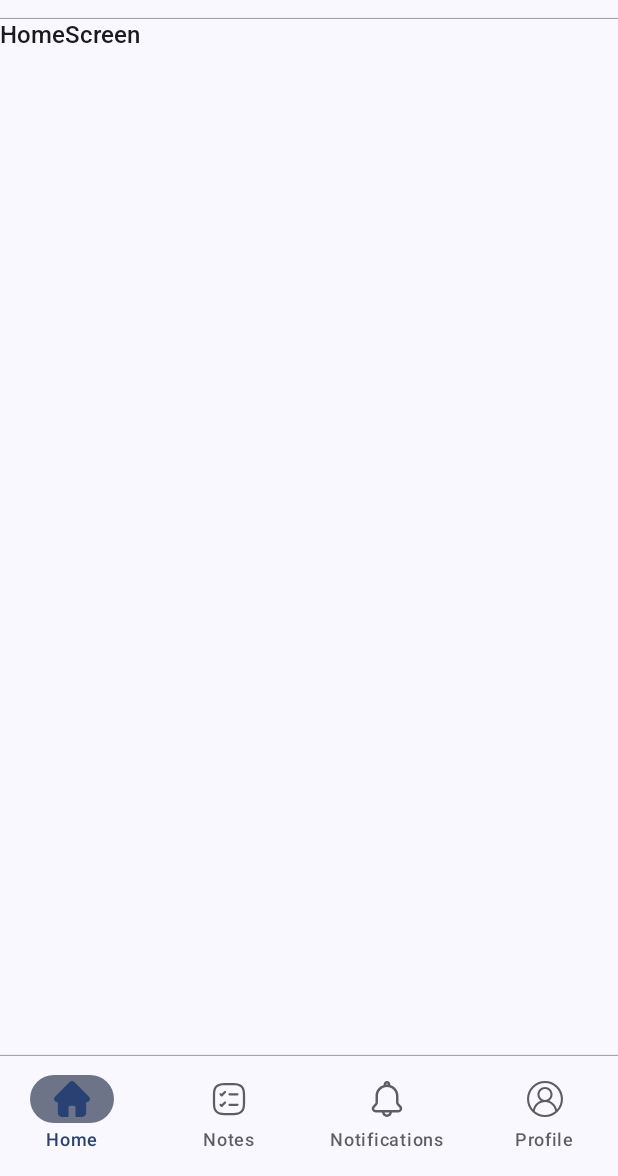
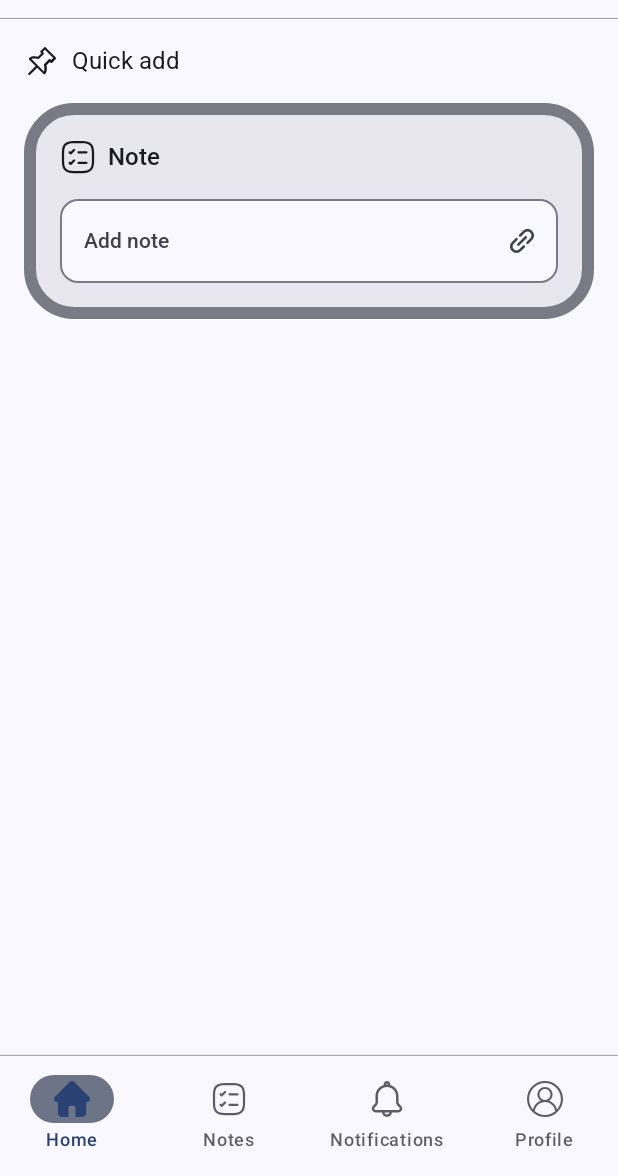
Before and after one commit to Chris-KH/WorkNestApp, an Android app built with Jetpack Compose: the composable HomeScreen shown on its own in the app's theme, on a phone screen of 412 x 824 dp, the part 60-1236 px from its top. Run offline under Robolectric (Android 15) with nearby library versions, the phone set to English and light mode, and no system bars; Roboto replaces fonts that are not available here; 1 statement that could not run was skipped.

Commit message:
Quick add input field in home screen

```diff
--- a/app/src/main/java/com/apcs/worknestapp/ui/screens/home/HomeScreen.kt
+++ b/app/src/main/java/com/apcs/worknestapp/ui/screens/home/HomeScreen.kt
@@ -1,12 +1,20 @@
 package com.apcs.worknestapp.ui.screens.home
 
+import androidx.compose.foundation.interaction.MutableInteractionSource
+import androidx.compose.foundation.interaction.collectIsFocusedAsState
 import androidx.compose.foundation.layout.Box
+import androidx.compose.foundation.layout.fillMaxWidth
 import androidx.compose.foundation.layout.padding
 import androidx.compose.material3.MaterialTheme
 import androidx.compose.material3.Scaffold
 import androidx.compose.material3.Text
 import androidx.compose.runtime.Composable
+import androidx.compose.runtime.getValue
+import androidx.compose.runtime.mutableStateOf
+import androidx.compose.runtime.remember
+import androidx.compose.runtime.setValue
 import androidx.compose.ui.Modifier
+import androidx.compose.ui.platform.LocalFocusManager
 import androidx.navigation.NavHostController
 import com.apcs.worknestapp.ui.components.bottombar.MainBottomBar
 import com.apcs.worknestapp.ui.components.topbar.TopBarHomeScreen
@@ -17,6 +25,12 @@ fun HomeScreen(
     navController: NavHostController,
     modifier: Modifier = Modifier,
 ) {
+    val focusManager = LocalFocusManager.current
+
+    var value by remember { mutableStateOf("") }
+    val interactionSource = remember { MutableInteractionSource() }
+    val isFocused by interactionSource.collectIsFocusedAsState()
+
     Scaffold(
         topBar = {
             TopBarHomeScreen(navController = navController)
@@ -31,9 +45,18 @@ fun HomeScreen(
         modifier = modifier,
     ) { innerPadding ->
         Box(
-            modifier = Modifier.padding(innerPadding),
+            modifier = Modifier
+                .padding(innerPadding)
+                .fillMaxWidth(),
         ) {
-            Text(text = "HomeScreen")
+            QuickAddNoteInput(
+                value = value,
+                onValueChange = { value = it },
+                onCancel = { focusManager.clearFocus() },
+                onAdd = {},
+                isFocused = isFocused,
+                interactionSource = interactionSource,
+            )
         }
     }
 
--- /dev/null
+++ b/app/src/main/java/com/apcs/worknestapp/ui/screens/home/QuickAddNoteInput.kt
@@ -0,0 +1,163 @@
+package com.apcs.worknestapp.ui.screens.home
+
+import androidx.compose.foundation.background
+import androidx.compose.foundation.border
+import androidx.compose.foundation.interaction.MutableInteractionSource
+import androidx.compose.foundation.layout.Arrangement
+import androidx.compose.foundation.layout.Column
+import androidx.compose.foundation.layout.Row
+import androidx.compose.foundation.layout.Spacer
+import androidx.compose.foundation.layout.fillMaxWidth
+import androidx.compose.foundation.layout.height
+import androidx.compose.foundation.layout.padding
+import androidx.compose.foundation.layout.size
+import androidx.compose.foundation.layout.width
+import androidx.compose.foundation.shape.RoundedCornerShape
+import androidx.compose.material3.Icon
+import androidx.compose.material3.IconButton
+import androidx.compose.material3.MaterialTheme
+import androidx.compose.material3.OutlinedTextField
+import androidx.compose.material3.OutlinedTextFieldDefaults
+import androidx.compose.material3.Text
+import androidx.compose.material3.TextButton
+import androidx.compose.runtime.Composable
+import androidx.compose.ui.Alignment
+import androidx.compose.ui.Modifier
+import androidx.compose.ui.res.painterResource
+import androidx.compose.ui.text.TextStyle
+import androidx.compose.ui.text.font.FontWeight
+import androidx.compose.ui.unit.dp
+import androidx.compose.ui.unit.sp
+import com.apcs.worknestapp.R
+
+@Composable
+fun QuickAddNoteInput(
+    value: String,
+    onValueChange: (String) -> Unit,
+    onCancel: () -> Unit,
+    onAdd: () -> Unit,
+    isFocused: Boolean,
+    interactionSource: MutableInteractionSource,
+) {
+    Column(
+        modifier = Modifier
+            .fillMaxWidth()
+            .padding(16.dp)
+    ) {
+        Row(
+            verticalAlignment = Alignment.CenterVertically,
+        ) {
+            Icon(
+                painter = painterResource(R.drawable.outline_pin),
+                contentDescription = null,
+                modifier = Modifier.size(24.dp)
+            )
+            Spacer(modifier = Modifier.width(8.dp))
+            Text(
+                text = "Quick add",
+                fontSize = 16.sp,
+                lineHeight = 16.sp,
+                fontWeight = FontWeight.Normal,
+            )
+        }
+        Spacer(modifier = Modifier.height(16.dp))
+        Column(
+            modifier = Modifier
+                .fillMaxWidth()
+                .border(
+                    width = 8.dp,
+                    color = MaterialTheme.colorScheme.outlineVariant,
+                    shape = RoundedCornerShape(50f),
+                )
+                .background(
+                    color = MaterialTheme.colorScheme.surfaceContainerHigh,
+                    shape = RoundedCornerShape(50f),
+                )
+                .padding(24.dp),
+        ) {
+            Row(
+                modifier = Modifier.fillMaxWidth(),
+                verticalAlignment = Alignment.CenterVertically,
+                horizontalArrangement = Arrangement.SpaceBetween,
+            ) {
+                Row(
+                    verticalAlignment = Alignment.CenterVertically,
+                ) {
+                    Icon(
+                        painter = painterResource(R.drawable.outline_note),
+                        contentDescription = "Note",
+                        modifier = Modifier.size(24.dp)
+                    )
+                    Spacer(modifier = Modifier.width(8.dp))
+                    Text(
+                        text = "Note",
+                        fontSize = 16.sp,
+                        lineHeight = 16.sp,
+                        fontWeight = FontWeight.Medium,
+                    )
+                }
+            }
+            Spacer(modifier = Modifier.height(16.dp))
+            OutlinedTextField(
+                value = value,
+                onValueChange = { onValueChange(it) },
+                label = null,
+                interactionSource = interactionSource,
+                textStyle = TextStyle(
+                    fontSize = 14.sp,
+                    lineHeight = 14.sp,
+                    fontWeight = FontWeight.Normal,
+                ),
+                placeholder = {
+                    Text(
+                        text = "Add note",
+                        fontSize = 14.sp,
+                        lineHeight = 14.sp,
+                        fontWeight = FontWeight.Medium,
+                    )
+                },
+                trailingIcon = {
+                    IconButton(
+                        onClick = {},
+                    ) {
+                        Icon(
+                            painter = painterResource(R.drawable.outline_link),
+                            contentDescription = null,
+                            modifier = Modifier.size(16.dp)
+                        )
+                    }
+                },
+                maxLines = 4,
+                shape = RoundedCornerShape(12.dp),
+                colors = OutlinedTextFieldDefaults.colors(
+                    focusedContainerColor = MaterialTheme.colorScheme.surface,
+                    unfocusedContainerColor = MaterialTheme.colorScheme.surface,
+                    unfocusedBorderColor = MaterialTheme.colorScheme.outlineVariant,
+                    focusedBorderColor = MaterialTheme.colorScheme.outlineVariant,
+                    focusedLabelColor = MaterialTheme.colorScheme.primary,
+                ),
+                modifier = Modifier.fillMaxWidth(),
+            )
+            if (isFocused) {
+                Spacer(modifier = Modifier.height(8.dp))
+                Row(
+                    modifier = Modifier.fillMaxWidth(),
+                    verticalAlignment = Alignment.CenterVertically,
+                    horizontalArrangement = Arrangement.SpaceBetween,
+                ) {
+                    TextButton(
+                        onClick = onCancel,
+                    ) {
+                        Text(text = "Cancel")
+                    }
+                    TextButton(
+                        onClick = onAdd,
+                        enabled = value.isNotBlank()
+                    ) {
+                        Text(text = "Add")
+                    }
+                }
+            }
+        }
+    }
+}
--- a/app/src/main/java/com/apcs/worknestapp/ui/theme/Theme.kt
+++ b/app/src/main/java/com/apcs/worknestapp/ui/theme/Theme.kt
@@ -17,6 +17,7 @@ private val DarkColorScheme = darkColorScheme(
     surface = Color(0xFF1C1E20), //OK
     surfaceContainer = Color(0xFF1E1F25), //OK
     surfaceContainerLowest = Color(0xFF060A0F), //OK
+    surfaceContainerHigh = Color(0xFF292A2E), //OK
     surfaceContainerHighest = Color(0xFF33343A), //OK
     surfaceVariant = Color(0xFF45464F),//OK
     onSurface = Color(0xFFFFFFFF),//OK
@@ -37,7 +38,8 @@ private val LightColorScheme = lightColorScheme(
     surface = Color(0xFFFFFFFF), //OK
     surfaceContainer = Color(0xFFEDEFF4), //OK
     surfaceContainerLowest = Color(0xFFFFFFFF), //OK
-    surfaceContainerHighest = Color(0xFFE2E3E9), //OK
+    surfaceContainerHigh = Color(0xFFE3E6E8), //OK
+    surfaceContainerHighest = Color(0xFFD8DBDE), //OK
     surfaceVariant = Color(0xFFE1E2EC),//OK
     onSurface = Color(0xFF000000), //OK
     primary = Color(0xFF495D92), //OK
--- /dev/null
+++ b/app/src/main/res/drawable/outline_pin.xml
@@ -0,0 +1,9 @@
+<vector xmlns:android="http://schemas.android.com/apk/res/android"
+    android:width="512dp"
+    android:height="512dp"
+    android:viewportWidth="32"
+    android:viewportHeight="32">
+  <path
+      android:fillColor="#FF000000"
+      android:pathData="m28.1,12.7 l-8.8,-8.8c-0.4,-0.4 -1,-0.4 -1.4,0l-3.2,3.2c-0.5,0.5 -0.3,1.1 0,1.4l0.7,0.7 -3,3c-1.5,-0.3 -5.6,-1 -7.8,1.2 -0.4,0.4 -0.4,1 0,1.4l5.7,5.7 -6.3,6.3c-0.4,0.4 -0.4,1 0,1.4s1.1,0.3 1.4,0l6.3,-6.3 5.7,5.7c0.6,0.5 1.2,0.3 1.4,0 2.2,-2.2 1.5,-6.3 1.2,-7.8l3,-3 0.7,0.7c0.4,0.4 1,0.4 1.4,0l3.2,-3.2c0.2,-0.6 0.2,-1.2 -0.2,-1.6zM24.2,15.2 L23.5,14.5c-0.4,-0.4 -1,-0.4 -1.4,0l-4.1,4.2c-0.3,0.3 -0.4,0.6 -0.3,1 0.3,1.1 0.8,3.8 0,5.6l-11,-11c1.7,-0.8 4.5,-0.3 5.6,0 0.3,0.1 0.7,0 1,-0.3l4.1,-4.1c0.6,-0.6 0.3,-1.1 0,-1.4l-0.7,-0.7 1.9,-1.8 7.4,7.4z"/>
+</vector>
```
